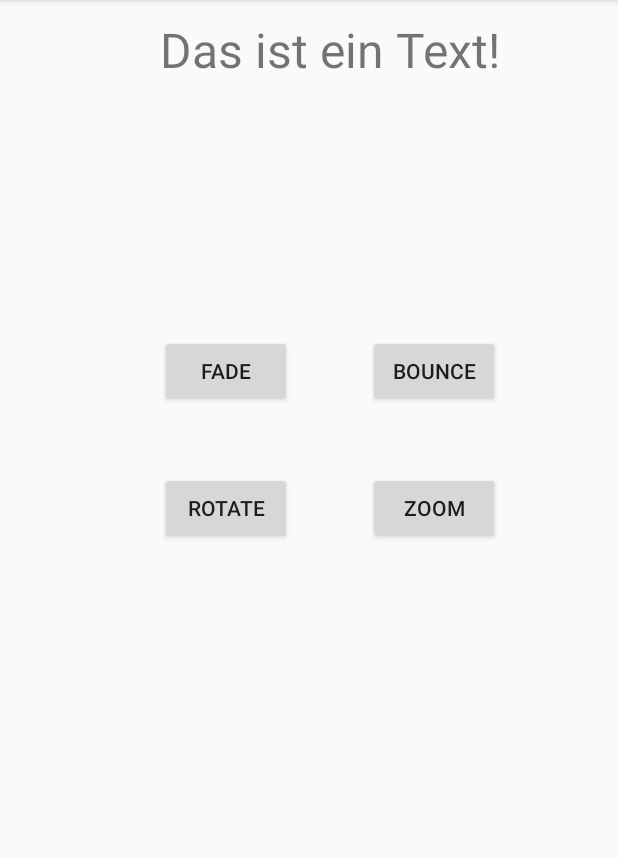
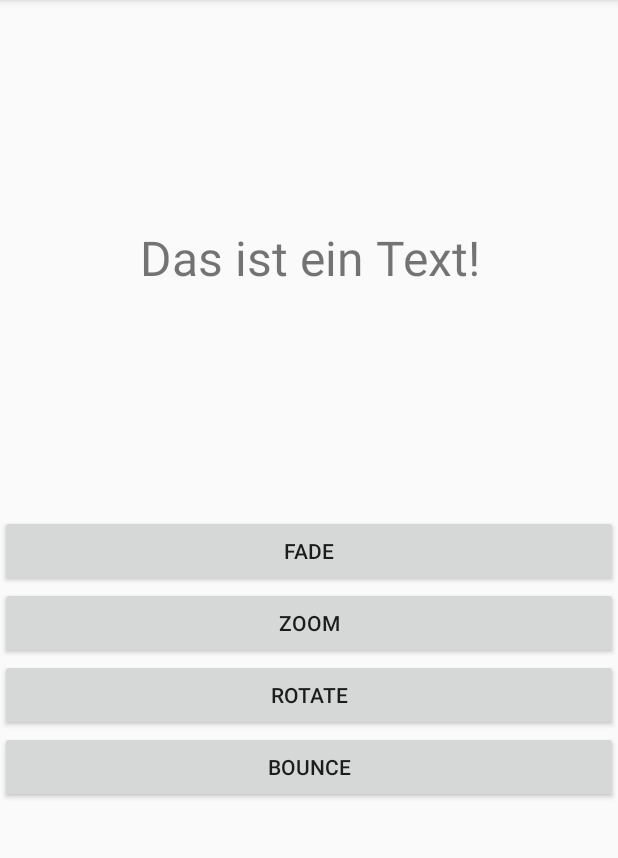
Before and after one commit to TobiGH3/Animation, an Android app: the screen it shows after launch (MainActivity), on a phone screen of 412 x 824 dp, the part 84-942 px from its top. Run offline under Robolectric (Android 15) with nearby library versions, the phone set to English and light mode, and no system bars; libraries missing offline, so code that uses them is left out: com.daimajia.androidanimations.

Commit message:
visual changes

```diff
--- a/app/src/main/java/com/tschwarze/animation/MainActivity.java
+++ b/app/src/main/java/com/tschwarze/animation/MainActivity.java
@@ -27,8 +27,8 @@ public class MainActivity extends AppCompatActivity {
             @Override
             public void onClick(View view) {
                 YoYo.with(Techniques.BounceIn)
-                        .duration(700)
-                        .repeat(1)
+                        .duration(1000)
+                        .repeat(2)
                         .playOn(findViewById(R.id.txt_ausgabe));
             }
         });
@@ -49,8 +49,8 @@ public class MainActivity extends AppCompatActivity {
             @Override
             public void onClick(View view) {
                 YoYo.with(Techniques.RotateIn)
-                        .duration(700)
-                        .repeat(1)
+                        .duration(500)
+                        .repeat(3)
                         .playOn(findViewById(R.id.txt_ausgabe));
             }
         });
@@ -60,7 +60,7 @@ public class MainActivity extends AppCompatActivity {
             @Override
             public void onClick(View view) {
                 YoYo.with(Techniques.ZoomIn)
-                        .duration(700)
+                        .duration(1500)
                         .repeat(1)
                         .playOn(findViewById(R.id.txt_ausgabe));
             }
--- a/app/src/main/res/layout/activity_main.xml
+++ b/app/src/main/res/layout/activity_main.xml
@@ -1,79 +1,77 @@
 <?xml version="1.0" encoding="utf-8"?>
-<android.support.constraint.ConstraintLayout xmlns:android="http://schemas.android.com/apk/res/android"
+<LinearLayout xmlns:android="http://schemas.android.com/apk/res/android"
     xmlns:app="http://schemas.android.com/apk/res-auto"
     xmlns:tools="http://schemas.android.com/tools"
     android:layout_width="match_parent"
     android:layout_height="match_parent"
+    android:orientation="vertical"
     tools:context="com.tschwarze.animation.MainActivity">
 
-    <RelativeLayout
-        android:layout_width="368dp"
-        android:layout_height="495dp"
-        tools:layout_editor_absoluteY="72dp"
-        android:layout_marginRight="8dp"
+    <TextView
+        android:id="@+id/txt_ausgabe"
+        android:layout_width="match_parent"
+        android:layout_height="wrap_content"
+        android:layout_alignParentTop="true"
+        android:layout_centerHorizontal="true"
+        android:layout_marginTop="150dp"
+        android:text="Das ist ein Text!"
+        android:textAlignment="center"
+        android:textSize="32sp"
+        app:layout_constraintBottom_toBottomOf="parent"
+        app:layout_constraintHorizontal_bias="1.0"
+        app:layout_constraintLeft_toLeftOf="parent"
         app:layout_constraintRight_toRightOf="parent"
-        android:layout_marginEnd="8dp">
+        app:layout_constraintTop_toTopOf="parent"
+        app:layout_constraintVertical_bias="0.253" />
 
+    <LinearLayout
+        android:layout_width="match_parent"
+        android:orientation="vertical"
+        android:layout_height="match_parent">
         <Button
             android:id="@+id/btn_fade"
-            android:layout_width="wrap_content"
+            android:layout_width="match_parent"
             android:layout_height="wrap_content"
-            android:text="@string/btn_fade"
-            tools:layout_editor_absoluteX="63dp"
-            tools:layout_editor_absoluteY="303dp"
+            android:layout_marginTop="150dp"
+            android:layout_alignLeft="@+id/txt_ausgabe"
+            android:layout_alignStart="@+id/txt_ausgabe"
             android:layout_centerVertical="true"
-            android:layout_alignLeft="@+id/txt_ausgabe"
-            android:layout_alignStart="@+id/txt_ausgabe" />
-
-        <Button
-            android:id="@+id/btn_bounce"
-            android:text="@string/btn_bounce"
-            android:layout_width="wrap_content"
-            android:layout_height="wrap_content"
-            android:layout_alignBaseline="@+id/btn_fade"
-            android:layout_alignBottom="@+id/btn_fade"
-            android:layout_alignRight="@+id/txt_ausgabe"
-            android:layout_alignEnd="@+id/txt_ausgabe" />
-
-        <Button
-            android:id="@+id/btn_rotate"
-            android:text="@string/btn_rotate"
-            android:layout_width="wrap_content"
-            android:layout_height="wrap_content"
-            android:layout_below="@+id/btn_fade"
-            android:layout_alignLeft="@+id/btn_fade"
-            android:layout_alignStart="@+id/btn_fade"
-            android:layout_marginTop="43dp" />
+            android:text="@string/btn_fade"/>
 
         <Button
             android:id="@+id/btn_zoom"
-            android:text="@string/btn_zoom"
-            android:layout_width="wrap_content"
+            android:layout_width="match_parent"
             android:layout_height="wrap_content"
             android:layout_alignBaseline="@+id/btn_rotate"
             android:layout_alignBottom="@+id/btn_rotate"
             android:layout_alignLeft="@+id/btn_bounce"
-            android:layout_alignStart="@+id/btn_bounce" />
+            android:layout_alignStart="@+id/btn_bounce"
+            android:text="@string/btn_zoom"/>
 
+        <Button
+            android:id="@+id/btn_rotate"
+            android:layout_width="match_parent"
+            android:layout_height="wrap_content"
+            android:layout_alignLeft="@+id/btn_fade"
+            android:layout_alignStart="@+id/btn_fade"
+            android:layout_below="@+id/btn_fade"
+            android:text="@string/btn_rotate" />
 
-        <TextView
-            android:id="@+id/txt_ausgabe"
-            android:layout_width="wrap_content"
+        <Button
+            android:id="@+id/btn_bounce"
+            android:layout_width="match_parent"
             android:layout_height="wrap_content"
-            android:layout_alignParentTop="true"
-            android:layout_centerHorizontal="true"
-            android:layout_marginTop="11dp"
-            android:text="Das ist ein Text!"
-            android:textSize="32sp"
-            app:layout_constraintBottom_toBottomOf="parent"
-            app:layout_constraintHorizontal_bias="1.0"
-            app:layout_constraintLeft_toLeftOf="parent"
-            app:layout_constraintRight_toRightOf="parent"
-            app:layout_constraintTop_toTopOf="parent"
-            app:layout_constraintVertical_bias="0.253" />
+            android:layout_alignBaseline="@+id/btn_fade"
+            android:layout_alignBottom="@+id/btn_fade"
+            android:layout_alignEnd="@+id/txt_ausgabe"
+            android:layout_alignRight="@+id/txt_ausgabe"
 
-    </RelativeLayout>
+            android:text="@string/btn_bounce"
+            android:textAlignment="center" />
+
+    </LinearLayout>
 
 
 
-</android.support.constraint.ConstraintLayout>
+
+</LinearLayout>
```
